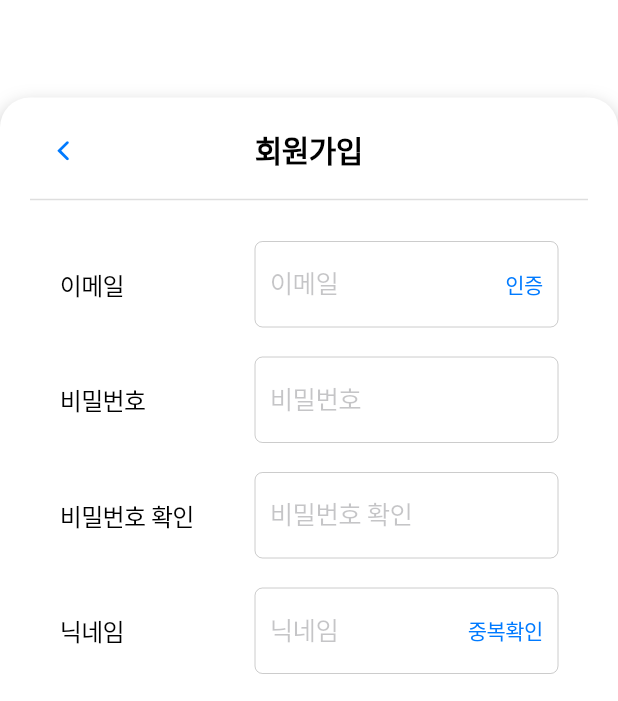
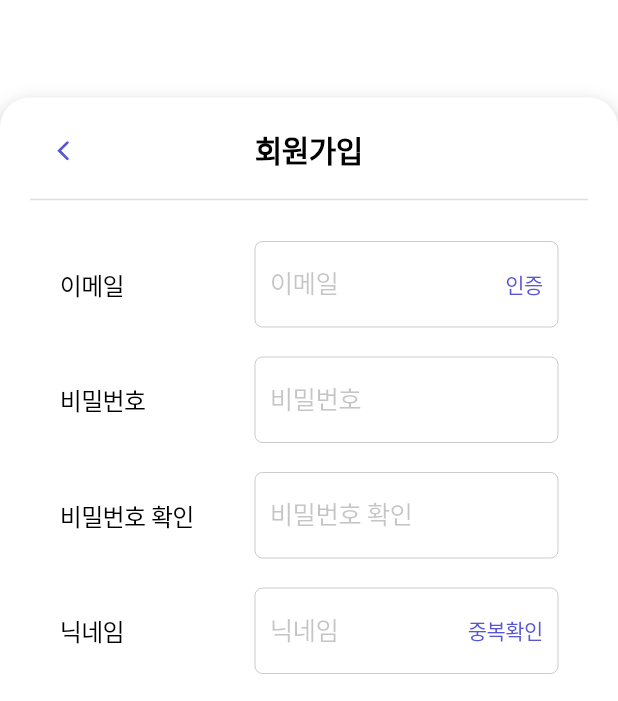
Before and after one commit to SKT-FLY-AI-ASAP/toystory-fe, a Flutter app: the SignUpPage screen opened directly, on a phone screen of 412 x 824 dp. Shown: the top 701 px of the screen. Run offline on Flutter 3.47's test engine with Material 3 defaults, Android fonts, the phone set to English and light mode, and no system bars; our stand-ins replace audioplayers, dio, speech_to_text; missing offline and left inert: model_viewer_plus, scribble, value_notifier_tools.

Commit message:
feat: Change color to indigo (#47)

```diff
--- a/toystory/lib/screen/signup_page.dart
+++ b/toystory/lib/screen/signup_page.dart
@@ -247,7 +247,7 @@ class _SignUpScreenState extends State<SignUpPage> {
                             },
                             child: const Icon(
                               CupertinoIcons.back,
-                              color: CupertinoColors.activeBlue,
+                              color: CupertinoColors.systemIndigo,
                               size: 20,
                             ),
                           ),
@@ -292,7 +292,7 @@ class _SignUpScreenState extends State<SignUpPage> {
                       '인증',
                       style: TextStyle(
                         fontSize: 14,
-                        color: CupertinoColors.activeBlue,
+                        color: CupertinoColors.systemIndigo,
                       ),
                     ),
                   ),
@@ -334,7 +334,7 @@ class _SignUpScreenState extends State<SignUpPage> {
                       '중복확인',
                       style: TextStyle(
                         fontSize: 14,
-                        color: CupertinoColors.activeBlue,
+                        color: CupertinoColors.systemIndigo,
                       ),
                     ),
                   ),
```
